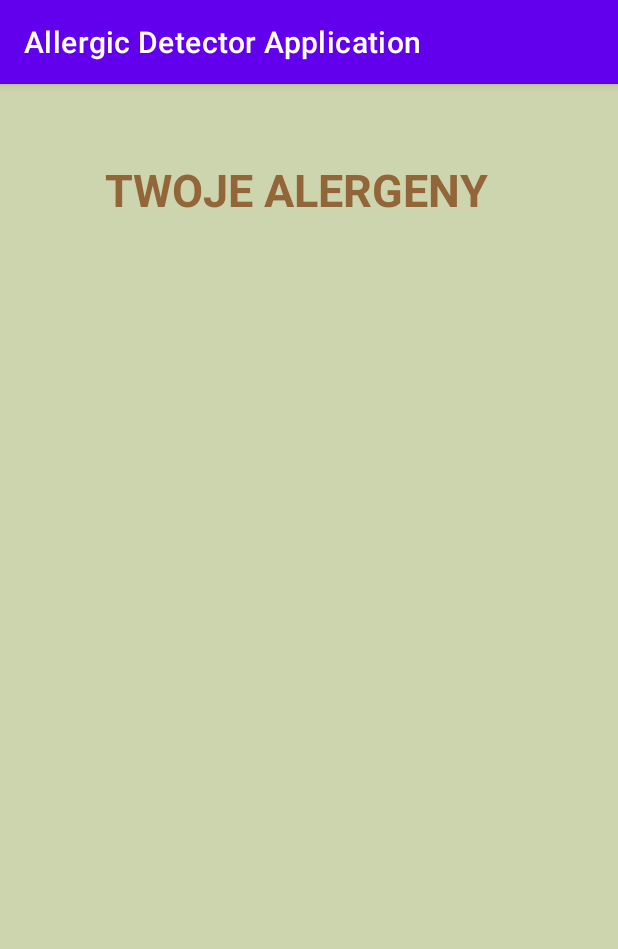
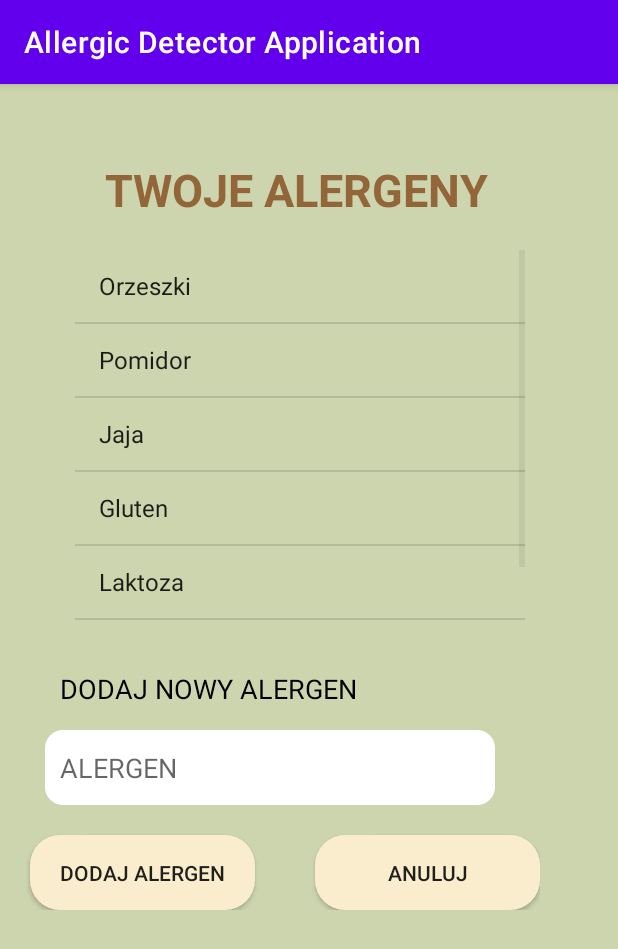
Before and after one commit to JacobChojnacki/Allergic_Detector_Application, an Android app: the UserAllergens screen opened directly, with no data from a screen before it, on a phone screen of 412 x 824 dp. Shown: the top 949 px of the screen. Run offline under Robolectric (Android 15) with nearby library versions, the phone set to English and light mode, and no system bars.

Commit message:
27.10.2022

```diff
--- a/app/src/main/java/com/example/allergicdetectorapplication/Account/LogIn.kt
+++ b/app/src/main/java/com/example/allergicdetectorapplication/Account/LogIn.kt
@@ -46,7 +46,9 @@ class LogIn : AppCompatActivity() {
                 if (task.isSuccessful) {
                     // Sign in success, update UI with the signed-in user's information
                     val intent = Intent(this@LogIn, UserMain::class.java).also {
-                        it.putExtra("email", email)
+                        it.putExtra("email", email.replaceAfter('@', "")
+                                                        .replace("@","")
+                                                        .uppercase())
                     }
                     startActivity(intent)
                 } else {
--- a/app/src/main/java/com/example/allergicdetectorapplication/UserTools/UserAllergens.kt
+++ b/app/src/main/java/com/example/allergicdetectorapplication/UserTools/UserAllergens.kt
@@ -1,23 +1,56 @@
 package com.example.allergicdetectorapplication.UserTools
 
+import android.content.Intent
 import android.os.Bundle
 import android.view.View
-import android.view.ViewGroup
-import android.widget.BaseAdapter
+import android.widget.AdapterView
+import android.widget.ArrayAdapter
+import android.widget.Button
+import android.widget.EditText
 import android.widget.ListView
-import android.widget.TextView
+import android.widget.Toast
 import androidx.appcompat.app.AppCompatActivity
 import com.example.allergicdetectorapplication.R
 
 
 class UserAllergens : AppCompatActivity() {
 
-    private lateinit var lvAllergens: ListView
+    private lateinit var edxAdd_allergen: EditText
+    private lateinit var btn_addAllergen: Button
+    private lateinit var btn_CancelAllergen: Button
+
+    var kindOfAllergens = arrayOf(
+        "Orzeszki", "Pomidor", "Jaja", "Gluten",
+        "Laktoza", "Seler"
+    )
 
     override fun onCreate(savedInstanceState: Bundle?) {
         super.onCreate(savedInstanceState)
         setContentView(R.layout.activity_allergens)
-        lvAllergens.findViewById<ListView>(R.id.lvAllergens)
 
+        btn_CancelAllergen = findViewById(R.id.btn_CancelAllergen)
+        btn_addAllergen = findViewById(R.id.btn_addAllergen)
+        edxAdd_allergen = findViewById(R.id.edxAdd_allergen)
+
+        btn_CancelAllergen.setOnClickListener {
+            val intent = Intent(this, UserMain::class.java)
+            startActivity(intent)
+        }
+
+        val lvAllergens = findViewById<ListView>(R.id.lvAllergens)
+        val adapter = ArrayAdapter(this, android.R.layout.simple_list_item_1, kindOfAllergens)
+        lvAllergens.adapter = adapter
+        lvAllergens.onItemClickListener =
+            AdapterView.OnItemClickListener { p0, p1, p2, p3 ->
+                Toast.makeText(
+                    applicationContext,
+                    "clicked item = " + kindOfAllergens[p2],
+                    Toast.LENGTH_SHORT
+                ).show()
+            }
+
+//        btn_addAllergen.setOnClickListener {
+//
+//        }
     }
 }
--- a/app/src/main/res/layout/activity_allergens.xml
+++ b/app/src/main/res/layout/activity_allergens.xml
@@ -17,11 +17,57 @@
         android:textColor="@color/text_color"
         android:textSize="30sp"
         android:textStyle="bold" />
+
     <ListView
         android:id="@+id/lvAllergens"
-        android:layout_marginTop="20sp"
         android:layout_width="300sp"
-        android:layout_height="400sp"
-        android:layout_marginStart="70sp"
-        />
+        android:layout_height="250sp"
+        android:layout_marginStart="50sp"
+        android:layout_marginTop="20sp" />
+
+    <TextView
+        android:layout_width="wrap_content"
+        android:layout_height="wrap_content"
+        android:layout_marginStart="40sp"
+        android:layout_marginTop="30sp"
+        android:text="@string/add_allergen"
+        android:textColor="@color/black"
+        android:textSize="18sp" />
+
+    <EditText
+        android:id="@+id/edxAdd_allergen"
+        android:layout_width="300sp"
+        android:layout_height="50sp"
+        android:layout_marginStart="30sp"
+        android:layout_marginTop="15sp"
+        android:autofillHints="name"
+        android:background="@drawable/edx_text"
+        android:hint="@string/allergen"
+        android:paddingStart="10sp"
+        tools:ignore="RtlSymmetry"
+        android:inputType="text" />
+
+    <LinearLayout
+        android:layout_width="wrap_content"
+        android:layout_height="wrap_content"
+        android:orientation="horizontal">
+
+        <androidx.appcompat.widget.AppCompatButton
+            android:id="@+id/btn_addAllergen"
+            android:layout_width="150sp"
+            android:layout_height="50sp"
+            android:layout_marginStart="20sp"
+            android:layout_marginTop="20sp"
+            android:background="@drawable/button_background"
+            android:text="@string/btn_add_allergen" />
+
+        <androidx.appcompat.widget.AppCompatButton
+            android:id="@+id/btn_CancelAllergen"
+            android:layout_width="150sp"
+            android:layout_height="50sp"
+            android:layout_marginStart="40sp"
+            android:layout_marginTop="20sp"
+            android:background="@drawable/button_background"
+            android:text="@string/cancel" />
+    </LinearLayout>
 </LinearLayout>
--- a/app/src/main/res/values/strings.xml
+++ b/app/src/main/res/values/strings.xml
@@ -26,4 +26,9 @@
     <string name="calendar_dust">KALENDARZ PYLEŃ</string>
     <string name="log_out">WYLOGUJ SIĘ</string>
     <string name="user_allergens">TWOJE ALERGENY</string>
+    <string name="add_allergen">DODAJ NOWY ALERGEN</string>
+    <string name="allergen">ALERGEN</string>
+    <string name="btn_add_allergen">DODAJ ALERGEN</string>
+    <string name="after_qr">PO KODZIE KRESKOWYM</string>
+    <string name="after_ingredients_photo">PO ZDJĘCIU SKŁADU</string>
 </resources>
--- a/build.gradle
+++ b/build.gradle
@@ -16,7 +16,7 @@ buildscript {
 }
 
 plugins {
-    id 'com.android.application' version '8.0.0-alpha05' apply false
-    id 'com.android.library' version '8.0.0-alpha05' apply false
+    id 'com.android.application' version '8.0.0-alpha06' apply false
+    id 'com.android.library' version '8.0.0-alpha06' apply false
     id 'org.jetbrains.kotlin.android' version '1.7.20' apply false
 }
```
Also changed, not shown: app/src/main/AndroidManifest.xml (+6 -6 lines), app/src/main/java/com/example/allergicdetectorapplication/UserTools/CheckProduct.kt (added, +28 -0 lines), app/src/main/java/com/example/allergicdetectorapplication/UserTools/UserMain.kt (+5 -2 lines), app/src/main/res/layout/activity_check_product.xml (added, +52 -0 lines).
